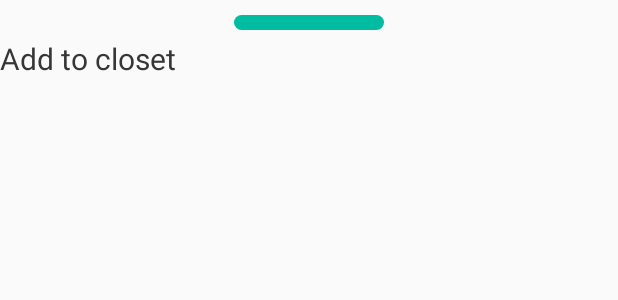
After one commit to eflexcode/EasyClosest, an Android app: the layout upload_bottom_sheet_layout.xml on its own in the app's theme, with its tools: preview values and no code run, on a phone screen of 412 x 824 dp. The commit adds this screen. Shown: the top 300 px of the screen. Run offline under Robolectric (Android 15) with nearby library versions, the phone set to English and light mode, and no system bars.

Commit message:
new code update 14

```diff
--- /dev/null
+++ b/app/src/main/res/layout/upload_bottom_sheet_layout.xml
@@ -0,0 +1,37 @@
+<?xml version="1.0" encoding="utf-8"?>
+<RelativeLayout
+    xmlns:android="http://schemas.android.com/apk/res/android" android:layout_width="match_parent"
+    android:layout_height="match_parent">
+
+    <View
+        android:layout_width="100dp"
+        android:layout_height="10dp"
+        android:id="@+id/v"
+        android:layout_marginTop="10dp"
+        android:layout_centerHorizontal="true"
+        android:background="@drawable/tab_indicator_style"/>
+
+    <LinearLayout
+        android:layout_width="match_parent"
+        android:layout_height="match_parent"
+        android:layout_below="@id/v"
+        android:layout_marginTop="5dp"
+        android:orientation="vertical">
+
+        <LinearLayout
+            android:layout_width="match_parent"
+            android:layout_height="wrap_content"
+            android:orientation="horizontal">
+
+            <TextView
+                android:layout_width="wrap_content"
+                android:layout_height="wrap_content"
+                android:textColor="#373636"
+                android:textSize="20sp"
+                android:text="Add to closet"/>
+
+        </LinearLayout>
+
+    </LinearLayout>
+
+</RelativeLayout>
--- a/app/src/main/res/values/styles.xml
+++ b/app/src/main/res/values/styles.xml
@@ -43,4 +43,10 @@
         <item name="android:textSize">11sp</item>
     </style>
 
+    <style name="tatTextStyle">
+        <item name="android:textStyle">normal</item>
+        <item name="android:textAllCaps">false</item>
+        <item name="android:textSize">15sp</item>
+    </style>
+
 </resources>
```
Also changed, not shown: app/src/main/java/com/eflexsoft/easyclosest/fragment/HomeFragment.java (+8 -0 lines), app/src/main/res/layout/fragment_home.xml (+8 -6 lines).
